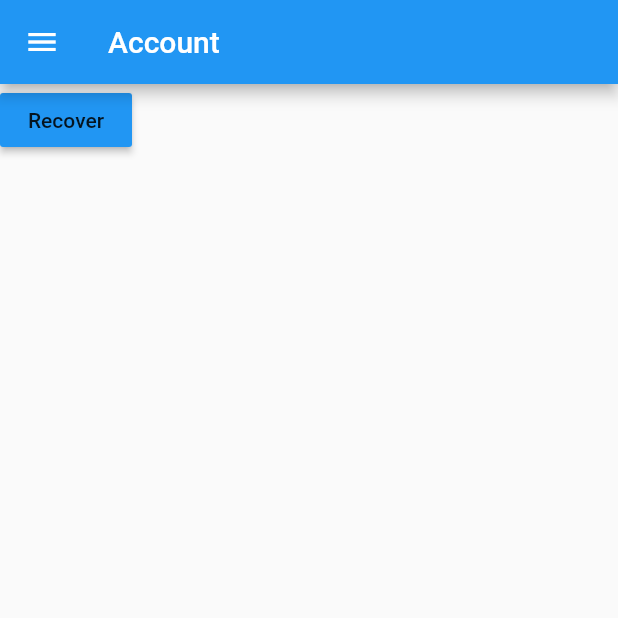
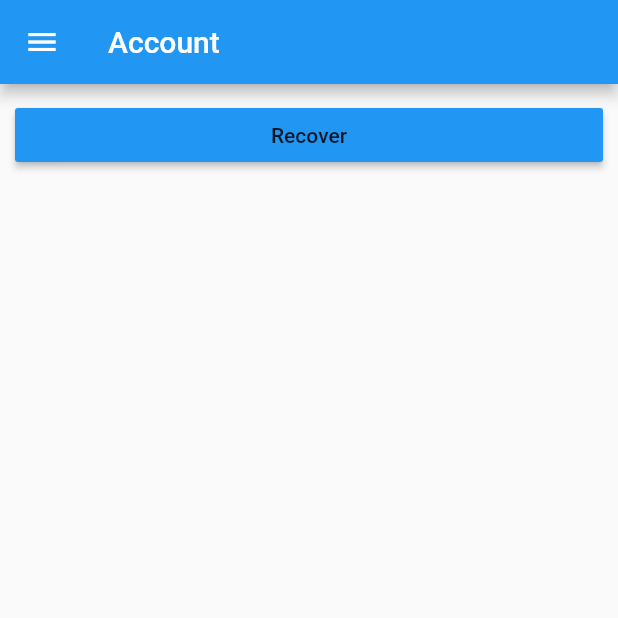
Before and after one commit to Wannesrebry/Flutter_HowestNoPassProject, a Flutter app: the AccountScreen screen opened by its route, on a phone screen of 412 x 824 dp, the top half of it. Run offline on Flutter 3.47's test engine with Material 2 defaults, Android fonts, the phone set to English and light mode, and no system bars; our stand-ins replace flutter_secure_storage, flutter_spinkit, progress_dialog, syncfusion_flutter_datepicker; missing offline and left inert: asn1lib, pointycastle; accounts and stored records are empty.

Commit message:
position buttons and change style - Wannes Rebry

```diff
--- a/lib/view/screens/auth/account.dart
+++ b/lib/view/screens/auth/account.dart
@@ -15,9 +15,11 @@ class AccountScreen extends StatelessWidget {
         backgroundColor: Colors.blue,
       ),
       drawer: AuthDrawer(),
-      body: Column(
-        children: [
-          RaisedButton(
+      body: ListView(
+          children: <Widget>[
+            Container(
+                padding: EdgeInsets.all(10),
+                child:  RaisedButton(
                   child: Text("Recover"),
                   color: Colors.blue,
                   onPressed: (){
@@ -26,6 +28,7 @@ class AccountScreen extends StatelessWidget {
                     Navigator.of(context).pushNamed("/");
                   },
                 )
+            ),
           ]
       ),
     );
--- a/lib/view/screens/auth/seeds.dart
+++ b/lib/view/screens/auth/seeds.dart
@@ -38,7 +38,8 @@ class SeedsScreenState extends State<SeedsScreen>{
               + "\n $identifier",
               textAlign: TextAlign.center,
               style: TextStyle(
-                  color: Colors.black
+                  color: Colors.black,
+                  fontWeight: FontWeight.bold
               ),
             ),
           ),
--- a/lib/view/screens/register/register.dart
+++ b/lib/view/screens/register/register.dart
@@ -20,7 +20,6 @@ class _RegisterScreen extends State<RegisterScreen>{
 
   String rCodeValidationHolder = "";
   var rCodeValidationHolderColor = Colors.red;
-  BuildContext _popupCtx;
 
   @override
   void dispose(){
```
Also changed, not shown: lib/view/screens/auth/toverify.dart (+4 -4 lines). Lines whose indentation alone changed are shown as unchanged.
